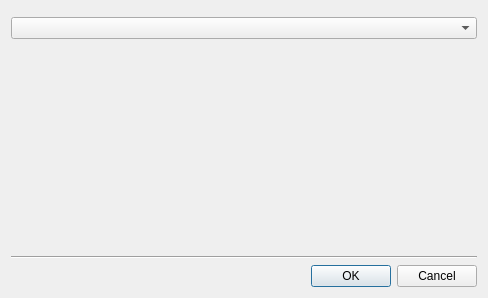
madnight/chessx, file src/dialogs/boardsearchdialog.ui: the form before one commit.
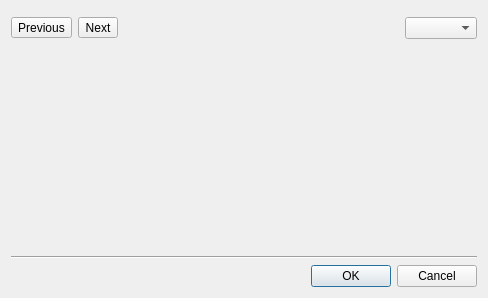
The form after the commit. Icons and pictures are not drawn. Custom widgets are drawn as their Qt base class.

Patch:
```diff
--- a/src/dialogs/boardsearchdialog.ui
+++ b/src/dialogs/boardsearchdialog.ui
@@ -22,6 +22,49 @@
     </layout>
    </item>
    <item>
+    <layout class="QHBoxLayout" name="horizontalLayout_3">
+     <item>
+      <widget class="QToolButton" name="btLeft">
+       <property name="toolTip">
+        <string>Previous</string>
+       </property>
+       <property name="text">
+        <string>Previous</string>
+       </property>
+       <property name="icon">
+        <iconset resource="../../resources.qrc">
+         <normaloff>:/images/prev.png</normaloff>:/images/prev.png</iconset>
+       </property>
+      </widget>
+     </item>
+     <item>
+      <widget class="QToolButton" name="btRight">
+       <property name="toolTip">
+        <string>Next</string>
+       </property>
+       <property name="text">
+        <string>Next</string>
+       </property>
+       <property name="icon">
+        <iconset resource="../../resources.qrc">
+         <normaloff>:/images/next.png</normaloff>:/images/next.png</iconset>
+       </property>
+      </widget>
+     </item>
+     <item>
+      <spacer name="horizontalSpacer">
+       <property name="orientation">
+        <enum>Qt::Horizontal</enum>
+       </property>
+       <property name="sizeHint" stdset="0">
+        <size>
+         <width>40</width>
+         <height>20</height>
+        </size>
+       </property>
+      </spacer>
+     </item>
+     <item>
     <widget class="QComboBox" name="modeCombo">
      <property name="sizePolicy">
       <sizepolicy hsizetype="Preferred" vsizetype="Preferred">
@@ -31,6 +74,8 @@
      </property>
     </widget>
    </item>
+    </layout>
+   </item>
    <item>
     <spacer name="verticalSpacer">
      <property name="orientation">
```
Left out of the diff: 4 changed lines with no effect on the pictures. Lines whose indentation alone changed are shown as unchanged.
